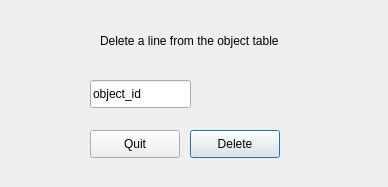
Before: the Qt Designer form del_line_ui.ui in tlsLizard/collector, drawn with Qt 5.
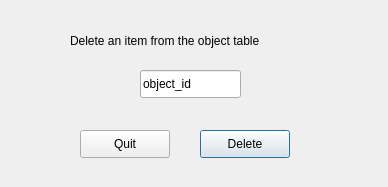
After: the same form once the commit is applied.

Commit message: Ajouter un bouton quit pour add et delete

```diff
--- a/del_line_ui.ui
+++ b/del_line_ui.ui
@@ -16,20 +16,20 @@
   <widget class="QLabel" name="label">
    <property name="geometry">
     <rect>
-     <x>100</x>
+     <x>70</x>
      <y>30</y>
-     <width>201</width>
+     <width>261</width>
      <height>21</height>
     </rect>
    </property>
    <property name="text">
-    <string>Delete a line from the object table</string>
+    <string>Delete an item from the object table</string>
    </property>
   </widget>
   <widget class="QPushButton" name="delete_line">
    <property name="geometry">
     <rect>
-     <x>190</x>
+     <x>200</x>
      <y>130</y>
      <width>90</width>
      <height>28</height>
@@ -42,8 +42,8 @@
   <widget class="QLineEdit" name="object_id">
    <property name="geometry">
     <rect>
-     <x>90</x>
-     <y>80</y>
+     <x>140</x>
+     <y>70</y>
      <width>101</width>
      <height>28</height>
     </rect>
@@ -68,7 +68,7 @@
   <widget class="QPushButton" name="delete_line_2">
    <property name="geometry">
     <rect>
-     <x>90</x>
+     <x>80</x>
      <y>130</y>
      <width>90</width>
      <height>28</height>
```
Left out of the diff: 2 changed lines with no effect on the pictures. The commit also changes 1 other file.
